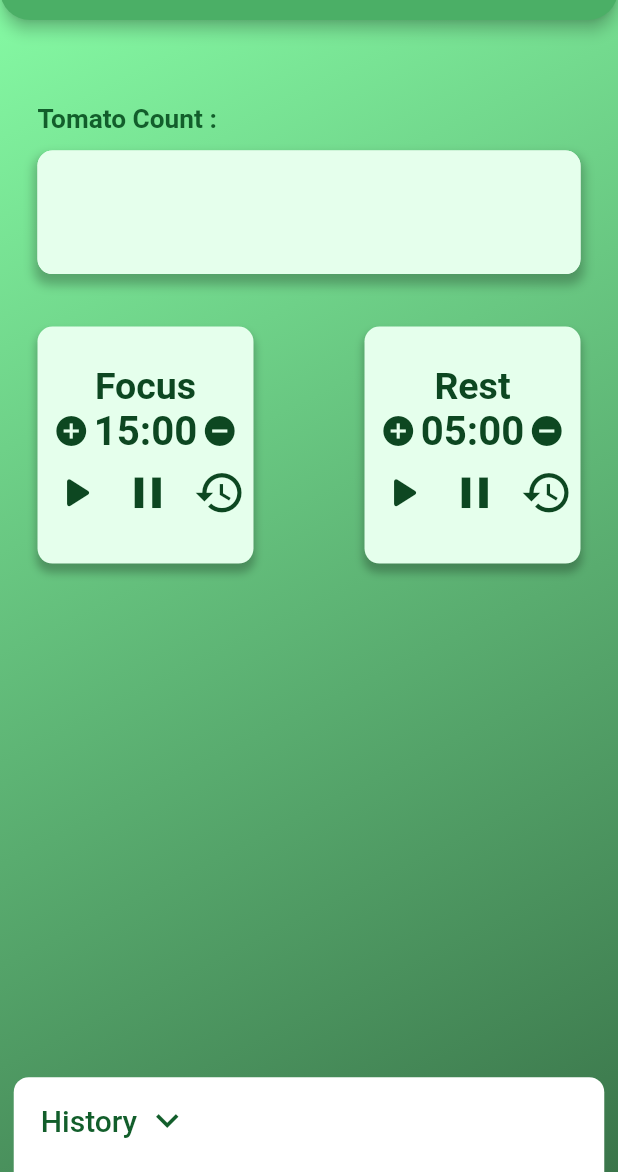
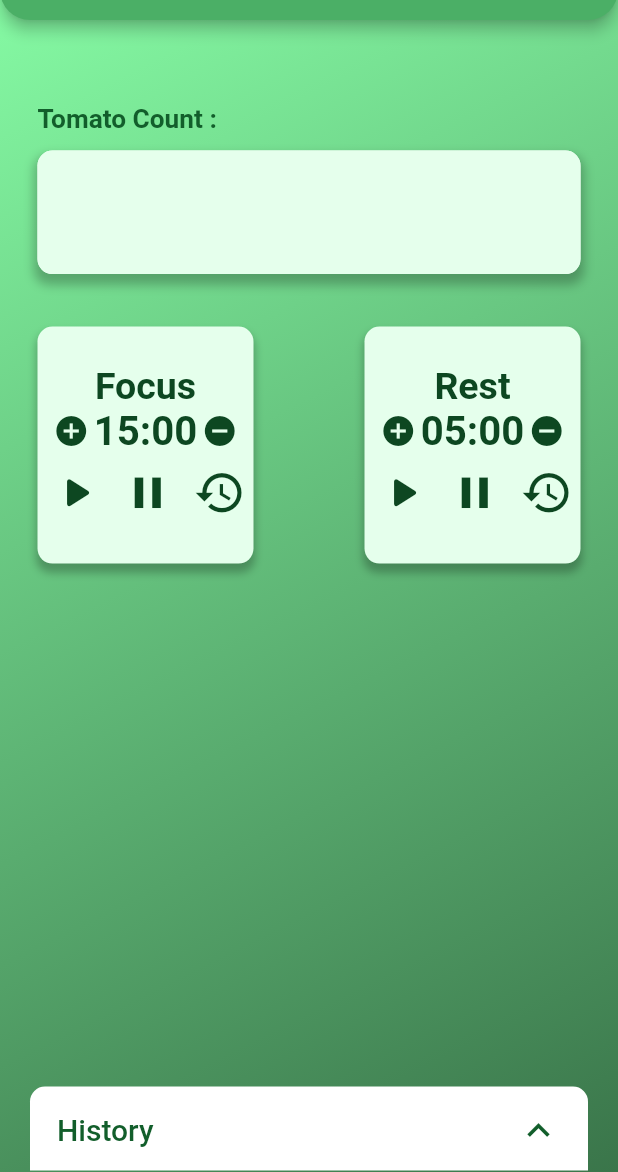
Before and after one commit to Mman7/tomato_clock, a Flutter app: the screen it shows after launch, on a phone screen of 412 x 824 dp, the part 64-1236 px from its top. Run offline on Flutter 3.47's test engine with Material 2 defaults, Android fonts, the phone set to English and light mode, and no system bars; drawn by our look-alikes of timer_count_down; our stand-ins replace animate_do, device_preview, flutter_local_notifications, flutter_svg, hexcolor, sizer; missing offline and left inert: localstore.

Commit message:
fix ✅ bottom history bar not responsive

```diff
--- a/lib/src/layouts/bottom_history_bar.dart
+++ b/lib/src/layouts/bottom_history_bar.dart
@@ -10,9 +10,10 @@ class BottomHistoryBar extends StatefulWidget {
 
 class _BottomHistoryBarState extends State<BottomHistoryBar> {
   bool isHistoryBasOpen = false;
-  historyBarValue() => isHistoryBasOpen
-      ? MediaQuery.of(context).size.height / 10
-      : MediaQuery.of(context).size.height / 1.27;
+  late double height = MediaQuery.of(context).size.height;
+  late double width = MediaQuery.of(context).size.width;
+  late final appBar = AppBar().preferredSize;
+  historyBarValue() => isHistoryBasOpen ? height / 1.26 : appBar.height;
 
   @override
   Widget build(BuildContext context) {
@@ -20,20 +21,18 @@ class _BottomHistoryBarState extends State<BottomHistoryBar> {
     double width = MediaQuery.of(context).size.width;
     return AnimatedPositioned(
       curve: Curves.fastLinearToSlowEaseIn,
-      height: MediaQuery.of(context).size.height,
-      width: MediaQuery.of(context).size.width,
-      top: historyBarValue(),
+      height: historyBarValue(),
+      width: width,
+      bottom: 01,
       duration: const Duration(seconds: 1),
-      child: Padding(
-        padding: EdgeInsets.symmetric(horizontal: width / 45, vertical: 0),
       child: Container(
+        margin: const EdgeInsets.symmetric(horizontal: 20, vertical: 0),
         padding: const EdgeInsets.symmetric(horizontal: 10, vertical: 5),
         decoration: const BoxDecoration(
             color: Colors.white,
             borderRadius: BorderRadius.vertical(top: Radius.circular(10))),
         child: Column(
           children: [customButton(primaryColor), const HistoryDisplayer()],
-          ),
         ),
       ),
     );
@@ -44,18 +43,24 @@ class _BottomHistoryBarState extends State<BottomHistoryBar> {
         onPressed: () {
           setState(() => isHistoryBasOpen = !isHistoryBasOpen);
         },
-        child: Row(
-          children: [
+        child:
+            Row(mainAxisAlignment: MainAxisAlignment.spaceBetween, children: [
           Text(
             'History ',
             style: TextStyle(color: primaryColor, fontSize: 20),
           ),
+          if (isHistoryBasOpen)
             Icon(
               Icons.keyboard_arrow_down,
               color: primaryColor,
               size: 30,
             )
-          ],
-        ));
+          else
+            Icon(
+              Icons.keyboard_arrow_up,
+              color: primaryColor,
+              size: 30,
+            ),
+        ]));
   }
 }
```
Lines whose indentation alone changed are shown as unchanged.
